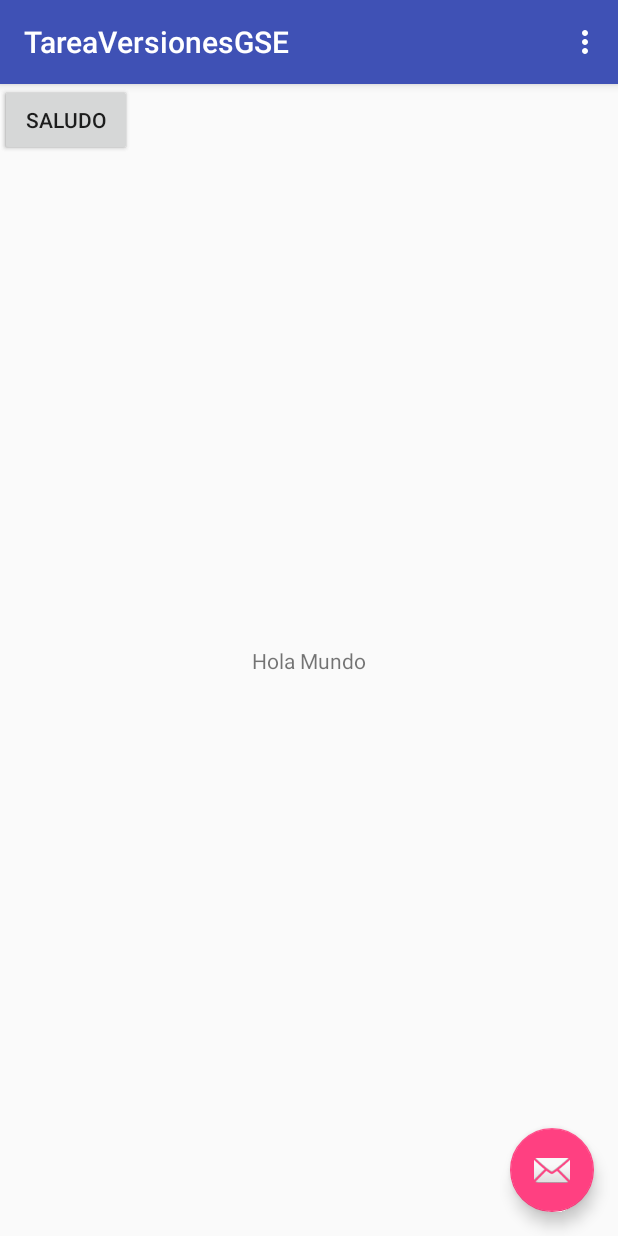
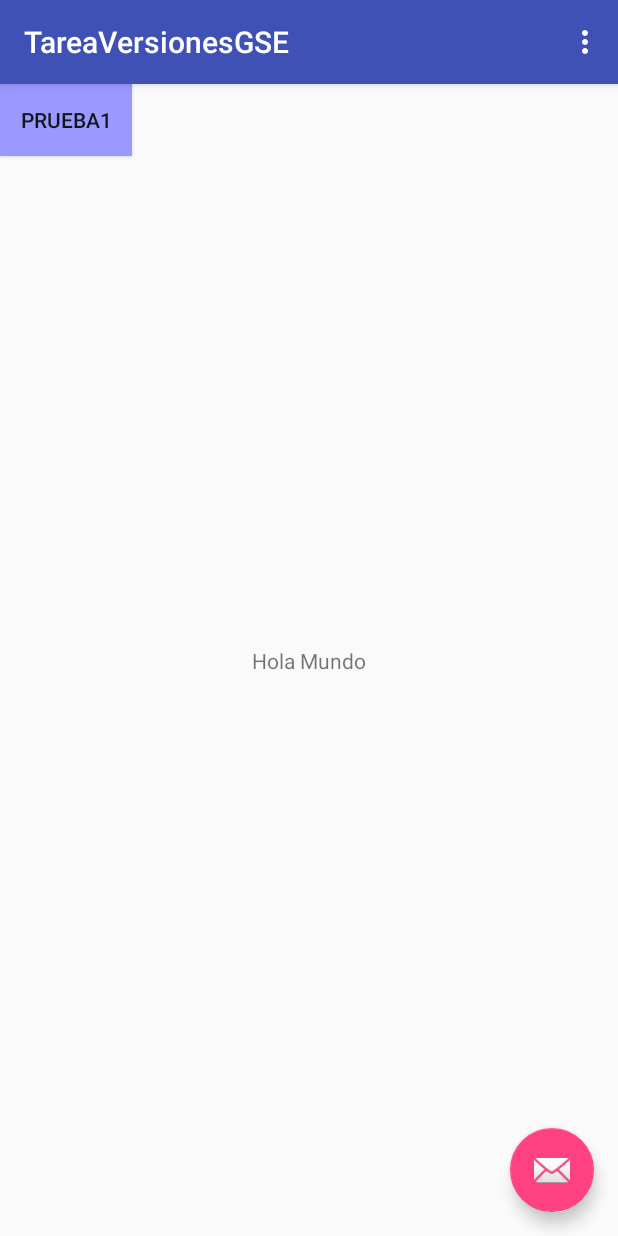
Before and after one commit to gotz84/TareaVersionesGSE, an Android app: the screen it shows after launch (MainActivity), on a phone screen of 412 x 824 dp. Run offline under Robolectric (Android 15) with nearby library versions, the phone set to English and light mode, and no system bars.

Commit message:
Prueba1 terminada

```diff
--- a/app/src/main/res/layout/content_main.xml
+++ b/app/src/main/res/layout/content_main.xml
@@ -34,4 +34,13 @@
         tools:layout_editor_absoluteX="147dp"
         tools:layout_editor_absoluteY="383dp" />
 
+    <Button
+        android:id="@+id/button3"
+        android:layout_width="wrap_content"
+        android:layout_height="wrap_content"
+        android:background="@color/azul"
+        android:text="Prueba1"
+        tools:layout_editor_absoluteX="260dp"
+        tools:layout_editor_absoluteY="296dp" />
+
 </android.support.constraint.ConstraintLayout>
--- a/app/src/main/res/values/colors.xml
+++ b/app/src/main/res/values/colors.xml
@@ -3,5 +3,5 @@
     <color name="colorPrimary">#3F51B5</color>
     <color name="colorPrimaryDark">#303F9F</color>
     <color name="colorAccent">#FF4081</color>
-    <color name="azul">#0000aa</color>
+    <color name="azul">#9999ff</color>
 </resources>
```
